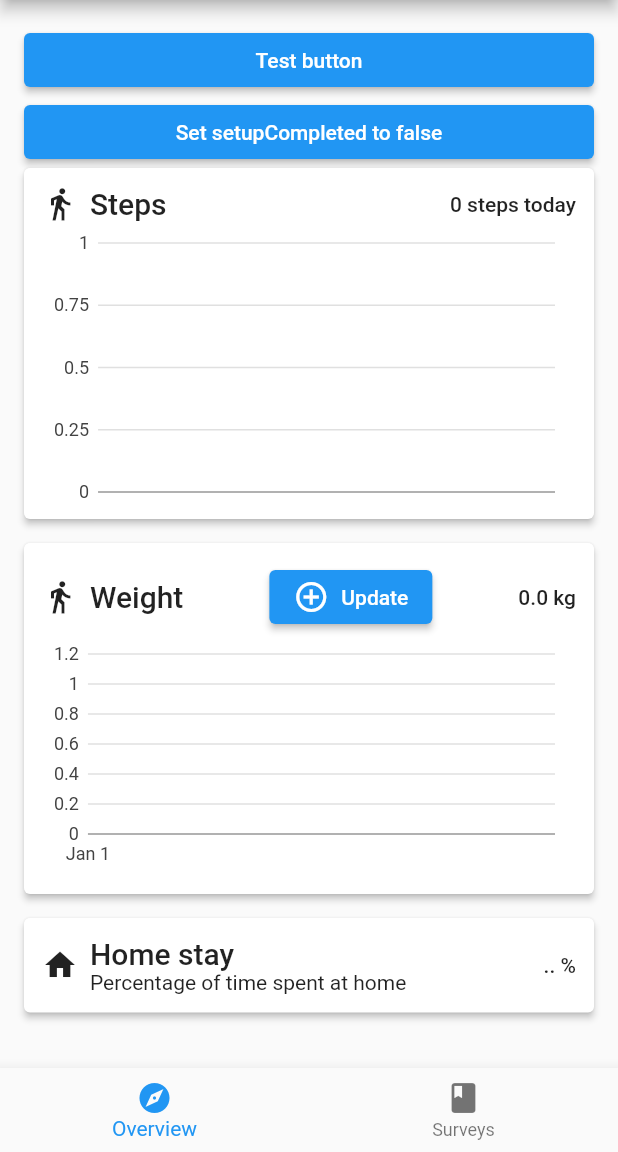
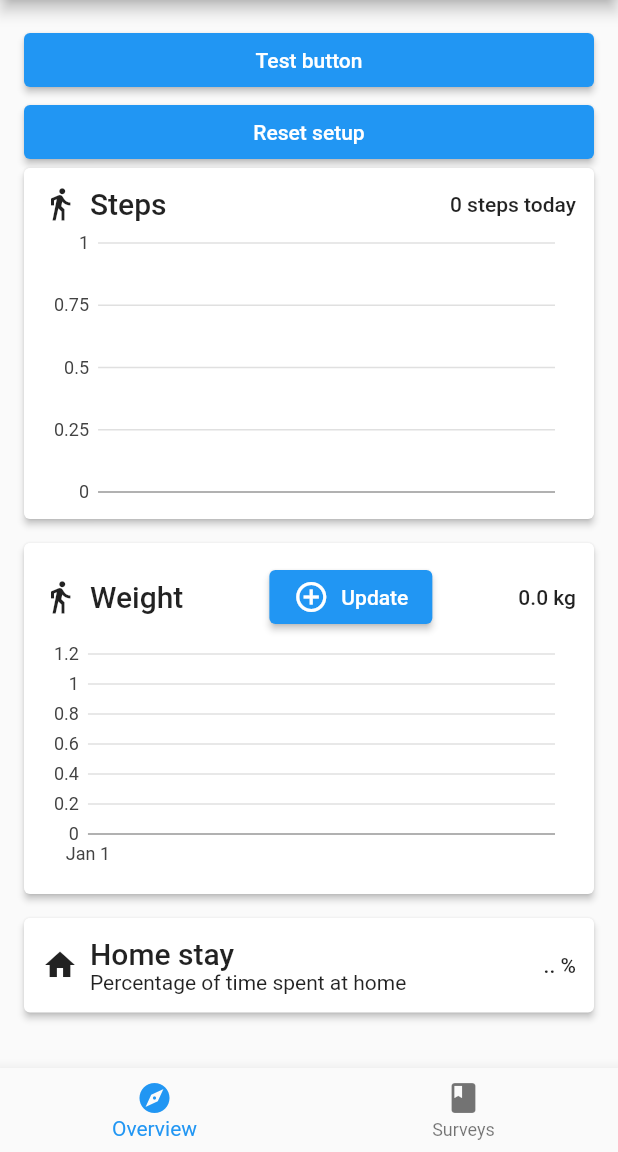
Before and after one commit to mikklf/flutter_health_app, a Flutter app: the screen it shows after launch, after a tap on "Finish", on a phone screen of 412 x 824 dp, the part 84-1236 px from its top. Run offline on Flutter 3.47's test engine with Material 2 defaults, Android fonts, the phone set to English and light mode, and no system bars; our stand-ins replace bloc, community_charts_flutter, device_info_plus, equatable, flutter_bloc, geocoding and 4 more; missing offline and left inert: carp_background_location, health, research_package; accounts and stored records are empty.

Commit message:
Add reset method to setup
Update location tracking to handle resets

```diff
--- a/lib/src/business_logic/cubit/setup_cubit.dart
+++ b/lib/src/business_logic/cubit/setup_cubit.dart
@@ -20,9 +20,13 @@ class SetupCubit extends Cubit<SetupState> {
   }
 
   completeSetup() async {
-    SharedPreferences prefs = await SharedPreferences.getInstance();
-    prefs.setBool('setupCompleted', true);
+    _updateSetupStatus(true);
     emit(state.copyWith(isSetupCompleted: true));
+  }
+
+  resetSetup() async {
+    _updateSetupStatus(false);
+    emit(state.copyWith(isSetupCompleted: false));
   }
 
   Future<void> updateHomeAddress(String address) async {
@@ -60,4 +64,9 @@ class SetupCubit extends Cubit<SetupState> {
         homeLatitude: location.latitude,
         homeLongitude: location.longitude));
   }
+
+  Future<void> _updateSetupStatus(bool status) async {
+    SharedPreferences prefs = await SharedPreferences.getInstance();
+    prefs.setBool('setupCompleted', status);
+  }
 }
--- a/lib/src/presentation/screens/overview_screen/overview_screen.dart
+++ b/lib/src/presentation/screens/overview_screen/overview_screen.dart
@@ -1,10 +1,11 @@
 import 'package:flutter/material.dart';
+import 'package:flutter_bloc/flutter_bloc.dart';
 import 'package:flutter_health_app/di.dart';
 import 'package:flutter_health_app/domain/interfaces/health_provider.dart';
 import 'package:flutter_health_app/domain/interfaces/step_repository.dart';
+import 'package:flutter_health_app/src/business_logic/cubit/setup_cubit.dart';
 import 'package:flutter_health_app/src/presentation/screens/overview_screen/widgets/home_stay_widget.dart';
 import 'package:health/health.dart';
-import 'package:shared_preferences/shared_preferences.dart';
 
 import 'widgets/steps_widget.dart';
 import 'widgets/weight_widget.dart';
@@ -30,10 +31,9 @@ class OverviewScreen extends StatelessWidget {
             onPressed: _healthButtonPressed, child: const Text("Test button")),
         ElevatedButton(
             onPressed: () async {
-              SharedPreferences prefs = await SharedPreferences.getInstance();
-              prefs.setBool("setupCompleted", false);
+              context.read<SetupCubit>().resetSetup();
             },
-            child: const Text("Set setupCompleted to false")),
+            child: const Text("Reset setup")),
 
         // Register widgets here
         const StepsWidget(),
```
Also changed, not shown: lib/src/business_logic/cubit/location_cubit.dart (+11 -0 lines).
